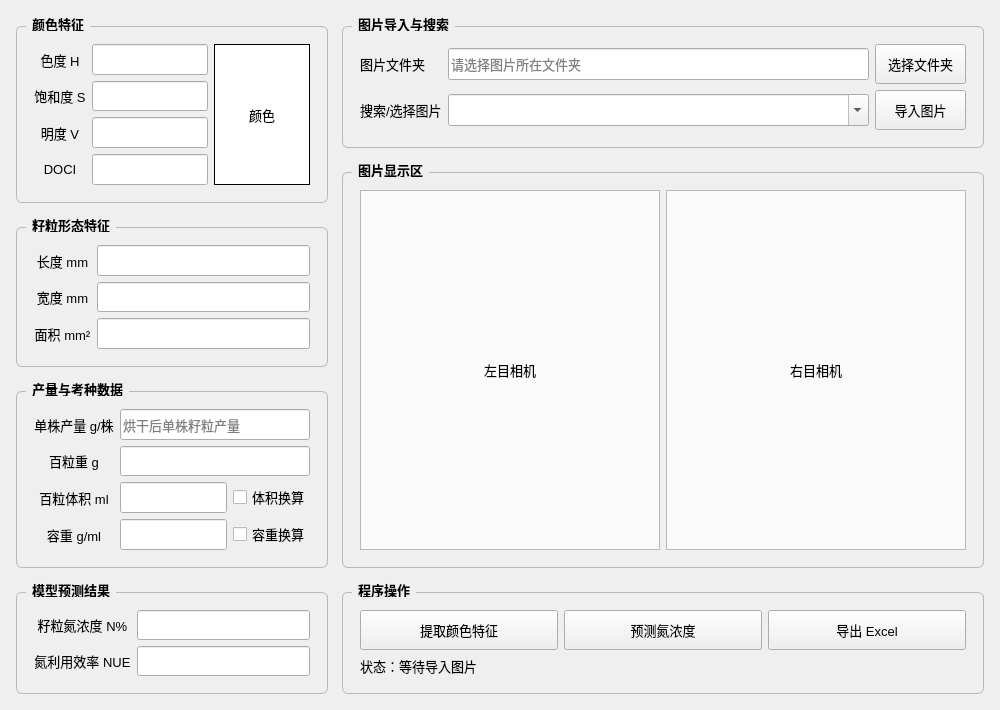
Above: MaizeDesider_GPT1.ui from MYP-2005/maize before the change. Below: the same form after it.
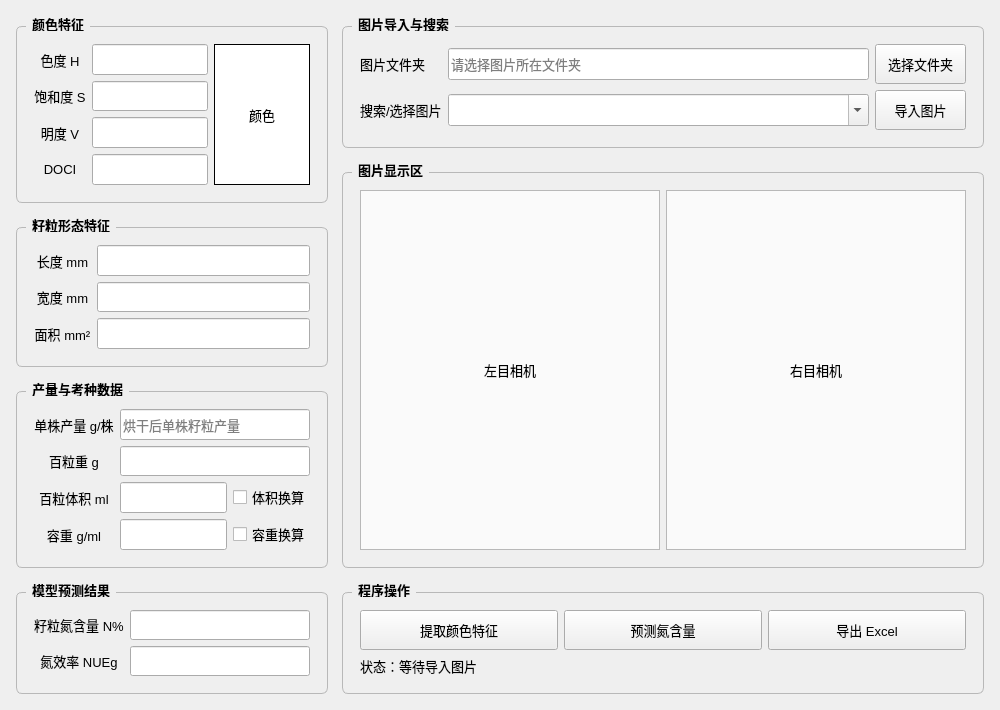
That is the form after the change.

Patch:
```diff
--- a/MaizeDesider_GPT1.ui
+++ b/MaizeDesider_GPT1.ui
@@ -253,7 +253,7 @@
         <item row="0" column="0">
          <widget class="QLabel" name="label_N">
           <property name="text">
-           <string>籽粒氮浓度 N%</string>
+           <string>籽粒氮含量 N%</string>
           </property>
           <property name="alignment">
            <set>Qt::AlignmentFlag::AlignCenter</set>
@@ -266,7 +266,7 @@
         <item row="1" column="0">
          <widget class="QLabel" name="label_Nue">
           <property name="text">
-           <string>氮利用效率 NUE</string>
+           <string>氮效率 NUEg</string>
           </property>
           <property name="alignment">
            <set>Qt::AlignmentFlag::AlignCenter</set>
@@ -394,7 +394,7 @@
         <item row="0" column="1">
          <widget class="QPushButton" name="predictBtn">
           <property name="text">
-           <string>预测氮浓度</string>
+           <string>预测氮含量</string>
           </property>
          </widget>
         </item>
```
Left out of the diff: 4 changed lines with no effect on the pictures.
